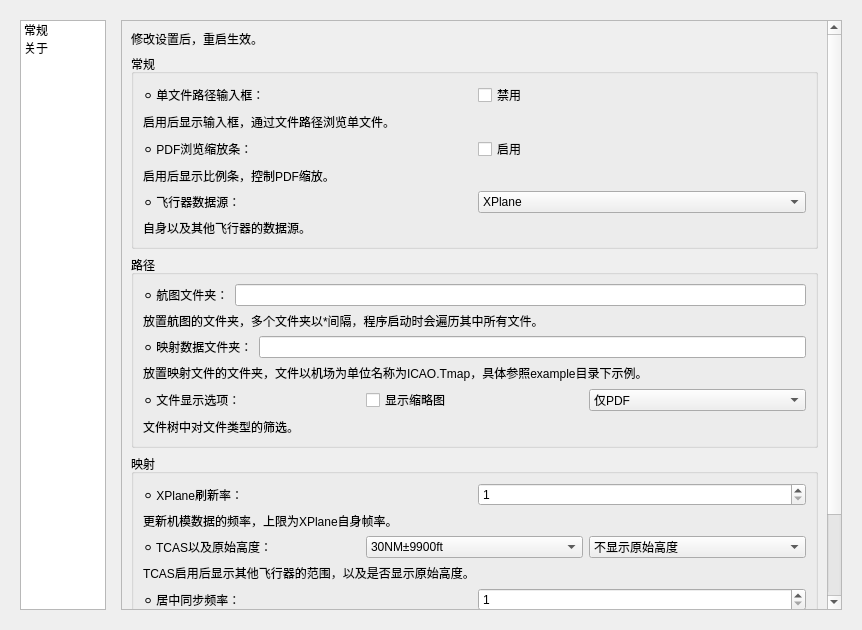
Qt form src/gui/options_widget.ui (Eyderoe/ChartNavigation) before a commit.
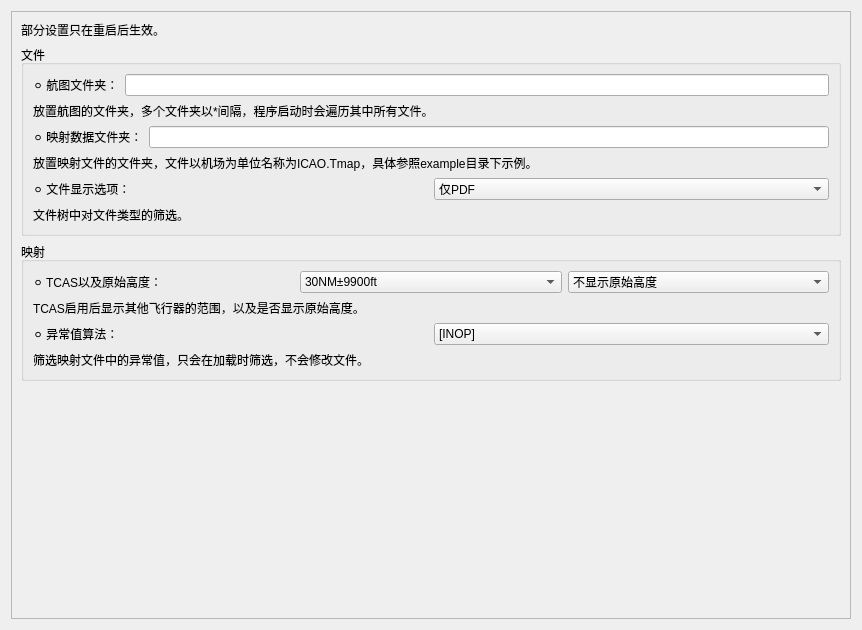
The same form after that commit.

What changed in the file:
```diff
--- a/src/gui/options_widget.ui
+++ b/src/gui/options_widget.ui
@@ -11,75 +11,9 @@
    </rect>
   </property>
   <property name="windowTitle">
-   <string>ChartNavigation-设置</string>
-  </property>
-  <layout class="QHBoxLayout" name="horizontalLayout_7">
-   <item>
-    <widget class="QWidget" name="widget" native="true">
-     <property name="sizePolicy">
-      <sizepolicy hsizetype="Minimum" vsizetype="Preferred">
-       <horstretch>0</horstretch>
-       <verstretch>0</verstretch>
-      </sizepolicy>
+   <string>设置</string>
      </property>
      <layout class="QVBoxLayout" name="verticalLayout">
-      <property name="rightMargin">
-       <number>0</number>
-      </property>
-      <item>
-       <widget class="QListWidget" name="header_listWidget">
-        <property name="sizePolicy">
-         <sizepolicy hsizetype="Minimum" vsizetype="Expanding">
-          <horstretch>0</horstretch>
-          <verstretch>0</verstretch>
-         </sizepolicy>
-        </property>
-        <property name="styleSheet">
-         <string notr="true"/>
-        </property>
-        <property name="verticalScrollBarPolicy">
-         <enum>Qt::ScrollBarPolicy::ScrollBarAlwaysOff</enum>
-        </property>
-        <property name="horizontalScrollBarPolicy">
-         <enum>Qt::ScrollBarPolicy::ScrollBarAlwaysOff</enum>
-        </property>
-        <property name="sizeAdjustPolicy">
-         <enum>QAbstractScrollArea::SizeAdjustPolicy::AdjustToContents</enum>
-        </property>
-        <item>
-         <property name="text">
-          <string>常规</string>
-         </property>
-        </item>
-        <item>
-         <property name="text">
-          <string>关于</string>
-         </property>
-        </item>
-       </widget>
-      </item>
-     </layout>
-    </widget>
-   </item>
-   <item>
-    <widget class="QStackedWidget" name="stackedWidget">
-     <property name="sizePolicy">
-      <sizepolicy hsizetype="Expanding" vsizetype="Expanding">
-       <horstretch>0</horstretch>
-       <verstretch>0</verstretch>
-      </sizepolicy>
-     </property>
-     <property name="currentIndex">
-      <number>0</number>
-     </property>
-     <widget class="QWidget" name="common_page">
-      <property name="sizePolicy">
-       <sizepolicy hsizetype="Preferred" vsizetype="Preferred">
-        <horstretch>0</horstretch>
-        <verstretch>0</verstretch>
-       </sizepolicy>
-      </property>
-      <layout class="QVBoxLayout" name="verticalLayout_2">
        <item>
         <widget class="QScrollArea" name="scrollArea">
          <property name="widgetResizable">
@@ -90,124 +24,18 @@
            <rect>
             <x>0</x>
             <y>0</y>
-            <width>716</width>
-            <height>774</height>
+        <width>836</width>
+        <height>604</height>
            </rect>
           </property>
           <layout class="QVBoxLayout" name="verticalLayout_3">
            <item>
             <widget class="QLabel" name="label_master_caution">
              <property name="text">
-              <string>修改设置后，重启生效。</string>
+          <string>部分设置只在重启后生效。</string>
              </property>
             </widget>
            </item>
-           <item>
-            <widget class="QGroupBox" name="common_groupBox">
-             <property name="title">
-              <string>常规</string>
-             </property>
-             <layout class="QVBoxLayout" name="verticalLayout_8">
-              <item>
-               <layout class="QHBoxLayout" name="horizontalLayout_8">
-                <item>
-                 <widget class="QLabel" name="label_22">
-                  <property name="text">
-                   <string>⚪ 单文件路径输入框：</string>
-                  </property>
-                 </widget>
-                </item>
-                <item>
-                 <widget class="QCheckBox" name="singleFileDisable_checkBox">
-                  <property name="text">
-                   <string>禁用</string>
-                  </property>
-                 </widget>
-                </item>
-               </layout>
-              </item>
-              <item>
-               <widget class="QLabel" name="label_remark_5">
-                <property name="text">
-                 <string>启用后显示输入框，通过文件路径浏览单文件。</string>
-                </property>
-               </widget>
-              </item>
-              <item>
-               <layout class="QHBoxLayout" name="horizontalLayout_12">
-                <item>
-                 <widget class="QLabel" name="label_5">
-                  <property name="text">
-                   <string>⚪ PDF浏览缩放条：</string>
-                  </property>
-                 </widget>
-                </item>
-                <item>
-                 <widget class="QCheckBox" name="pdfScaleBar_checkBox">
-                  <property name="text">
-                   <string>启用</string>
-                  </property>
-                 </widget>
-                </item>
-               </layout>
-              </item>
-              <item>
-               <widget class="QLabel" name="label_remark_9">
-                <property name="text">
-                 <string>启用后显示比例条，控制PDF缩放。</string>
-                </property>
-               </widget>
-              </item>
-              <item>
-               <layout class="QHBoxLayout" name="horizontalLayout_13">
-                <item>
-                 <widget class="QLabel" name="label_6">
-                  <property name="text">
-                   <string>⚪ 飞行器数据源：</string>
-                  </property>
-                 </widget>
-                </item>
-                <item>
-                 <widget class="QComboBox" name="dataSource_comboBox">
-                  <item>
-                   <property name="text">
-                    <string>XPlane</string>
-                   </property>
-                  </item>
-                  <item>
-                   <property name="text">
-                    <string>MSFS</string>
-                   </property>
-                  </item>
-                  <item>
-                   <property name="text">
-                    <string>局域网</string>
-                   </property>
-                  </item>
-                  <item>
-                   <property name="text">
-                    <string>无</string>
-                   </property>
-                  </item>
-                  <item>
-                   <property name="text">
-                    <string>测试</string>
-                   </property>
-                  </item>
-                 </widget>
-                </item>
-               </layout>
-              </item>
-              <item>
-               <widget class="QLabel" name="label_7">
-                <property name="text">
-                 <string>自身以及其他飞行器的数据源。</string>
-                </property>
-               </widget>
-              </item>
-             </layout>
-            </widget>
-           </item>
            <item>
             <widget class="QGroupBox" name="path_groupBox">
              <property name="sizePolicy">
@@ -217,7 +45,7 @@
               </sizepolicy>
              </property>
              <property name="title">
-              <string>路径</string>
+          <string>文件</string>
              </property>
              <layout class="QVBoxLayout" name="verticalLayout_4">
               <item>
@@ -271,13 +99,6 @@
                   </property>
                  </widget>
                 </item>
-                <item>
-                 <widget class="QCheckBox" name="thumb_checkBox">
-                  <property name="text">
-                   <string>显示缩略图</string>
-                  </property>
-                 </widget>
-                </item>
                 <item>
                  <widget class="QComboBox" name="onlyPdf_comboBox">
                   <item>
@@ -321,34 +142,6 @@
               <string>映射</string>
              </property>
              <layout class="QVBoxLayout" name="verticalLayout_5">
-              <item>
-               <layout class="QHBoxLayout" name="horizontalLayout_4">
-                <item>
-                 <widget class="QLabel" name="label_3">
-                  <property name="text">
-                   <string>⚪ XPlane刷新率：</string>
-                  </property>
-                 </widget>
-                </item>
-                <item>
-                 <widget class="QSpinBox" name="xpFreq_spinBox">
-                  <property name="minimum">
-                   <number>1</number>
-                  </property>
-                  <property name="maximum">
-                   <number>60</number>
-                  </property>
-                 </widget>
-                </item>
-               </layout>
-              </item>
-              <item>
-               <widget class="QLabel" name="label_remark_2">
-                <property name="text">
-                 <string>更新机模数据的频率，上限为XPlane自身帧率。</string>
-                </property>
-               </widget>
-              </item>
               <item>
                <layout class="QHBoxLayout" name="horizontalLayout_11">
                 <item>
@@ -410,34 +203,6 @@
                 </property>
                </widget>
               </item>
-              <item>
-               <layout class="QHBoxLayout" name="horizontalLayout_9">
-                <item>
-                 <widget class="QLabel" name="label_24">
-                  <property name="text">
-                   <string>⚪ 居中同步频率：</string>
-                  </property>
-                 </widget>
-                </item>
-                <item>
-                 <widget class="QSpinBox" name="centerFreq_spinBox">
-                  <property name="minimum">
-                   <number>1</number>
-                  </property>
-                  <property name="maximum">
-                   <number>60</number>
-                  </property>
-                 </widget>
-                </item>
-               </layout>
-              </item>
-              <item>
-               <widget class="QLabel" name="label_remark">
-                <property name="text">
-                 <string>启用居中机模后，尝试居中的频率。</string>
-                </property>
-               </widget>
-              </item>
               <item>
                <layout class="QHBoxLayout" name="horizontalLayout_5">
                 <item>
@@ -480,172 +245,6 @@
               </size>
              </property>
             </spacer>
-           </item>
-          </layout>
-         </widget>
-        </widget>
-       </item>
-      </layout>
-     </widget>
-     <widget class="QWidget" name="info_page">
-      <layout class="QHBoxLayout" name="horizontalLayout">
-       <item>
-        <widget class="QScrollArea" name="scrollArea_2">
-         <property name="widgetResizable">
-          <bool>true</bool>
-         </property>
-         <widget class="QWidget" name="scrollAreaWidgetContents_2">
-          <property name="geometry">
-           <rect>
-            <x>0</x>
-            <y>0</y>
-            <width>716</width>
-            <height>580</height>
-           </rect>
-          </property>
-          <layout class="QVBoxLayout" name="verticalLayout_7">
-           <item>
-            <widget class="QGroupBox" name="chartNavi_groupBox">
-             <property name="title">
-              <string>本程序</string>
-             </property>
-             <layout class="QVBoxLayout" name="verticalLayout_6">
-              <item>
-               <widget class="QLabel" name="label_9">
-                <property name="text">
-                 <string>CharNavigation</string>
-                </property>
-               </widget>
-              </item>
-              <item>
-               <widget class="QLabel" name="label_10">
-                <property name="sizePolicy">
-                 <sizepolicy hsizetype="Preferred" vsizetype="Preferred">
-                  <horstretch>0</horstretch>
-                  <verstretch>0</verstretch>
-                 </sizepolicy>
-                </property>
-                <property name="text">
-                 <string>基于GPLv3的免费开源软件，Eyderoe。2025-2026</string>
-                </property>
-               </widget>
-              </item>
-             </layout>
-            </widget>
-           </item>
-           <item>
-            <widget class="QGroupBox" name="otherLib_groupBox">
-             <property name="title">
-              <string>致谢</string>
-             </property>
-             <layout class="QHBoxLayout" name="horizontalLayout_6">
-              <item>
-               <layout class="QGridLayout" name="gridLayout">
-                <item row="2" column="0">
-                 <widget class="QLabel" name="label_13">
-                  <property name="text">
-                   <string>eyderoe/*</string>
-                  </property>
-                 </widget>
-                </item>
-                <item row="5" column="0">
-                 <widget class="QLabel" name="label_17">
-                  <property name="text">
-                   <string>Qt</string>
-                  </property>
-                 </widget>
-                </item>
-                <item row="0" column="0">
-                 <widget class="QLabel" name="label_11">
-                  <property name="text">
-                   <string>Boost</string>
-                  </property>
-                 </widget>
-                </item>
-                <item row="0" column="1">
-                 <widget class="QLabel" name="label_12">
-                  <property name="text">
-                   <string>BSD</string>
-                  </property>
-                 </widget>
-                </item>
-                <item row="3" column="0">
-                 <widget class="QLabel" name="label_15">
-                  <property name="text">
-                   <string>nlohmann-json</string>
-                  </property>
-                 </widget>
-                </item>
-                <item row="5" column="1">
-                 <widget class="QLabel" name="label_18">
-                  <property name="text">
-                   <string>LGPLv3/GPLv3</string>
-                  </property>
-                 </widget>
-                </item>
-                <item row="4" column="1">
-                 <widget class="QLabel" name="label_20">
-                  <property name="text">
-                   <string>MIT</string>
-                  </property>
-                 </widget>
-                </item>
-                <item row="4" column="0">
-                 <widget class="QLabel" name="label_19">
-                  <property name="text">
-                   <string>QDarkStyleSheet</string>
-                  </property>
-                 </widget>
-                </item>
-                <item row="3" column="1">
-                 <widget class="QLabel" name="label_16">
-                  <property name="text">
-                   <string>MIT</string>
-                  </property>
-                 </widget>
-                </item>
-                <item row="2" column="1">
-                 <widget class="QLabel" name="label_14">
-                  <property name="text">
-                   <string>GPLv3</string>
-                  </property>
-                 </widget>
-                </item>
-                <item row="1" column="0">
-                 <widget class="QLabel" name="label_8">
-                  <property name="text">
-                   <string>Eigen</string>
-                  </property>
-                 </widget>
-                </item>
-                <item row="1" column="1">
-                 <widget class="QLabel" name="label_21">
-                  <property name="text">
-                   <string>MPL2</string>
-                  </property>
-                 </widget>
-                </item>
-               </layout>
-              </item>
-             </layout>
-            </widget>
-           </item>
-           <item>
-            <spacer name="verticalSpacer_2">
-             <property name="orientation">
-              <enum>Qt::Orientation::Vertical</enum>
-             </property>
-             <property name="sizeHint" stdset="0">
-              <size>
-               <width>20</width>
-               <height>276</height>
-              </size>
-             </property>
-            </spacer>
-           </item>
-          </layout>
-         </widget>
-        </widget>
        </item>
       </layout>
      </widget>
```
Left out of the diff: 5 changed lines with no effect on the pictures. Lines whose indentation alone changed are shown as unchanged.
